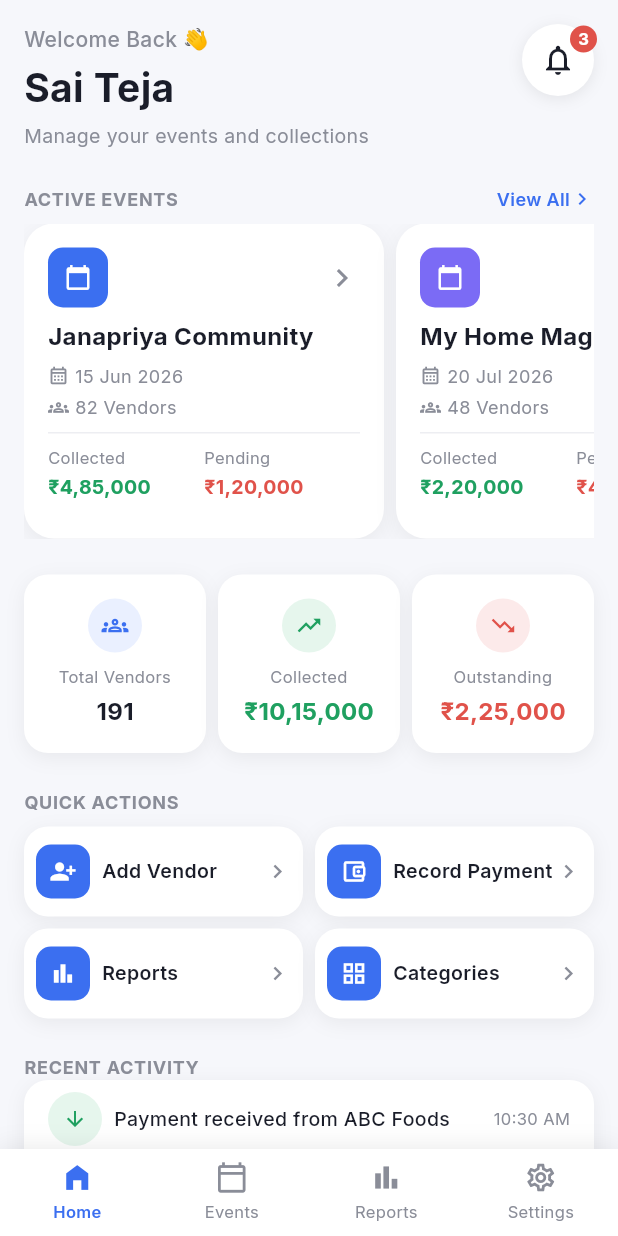
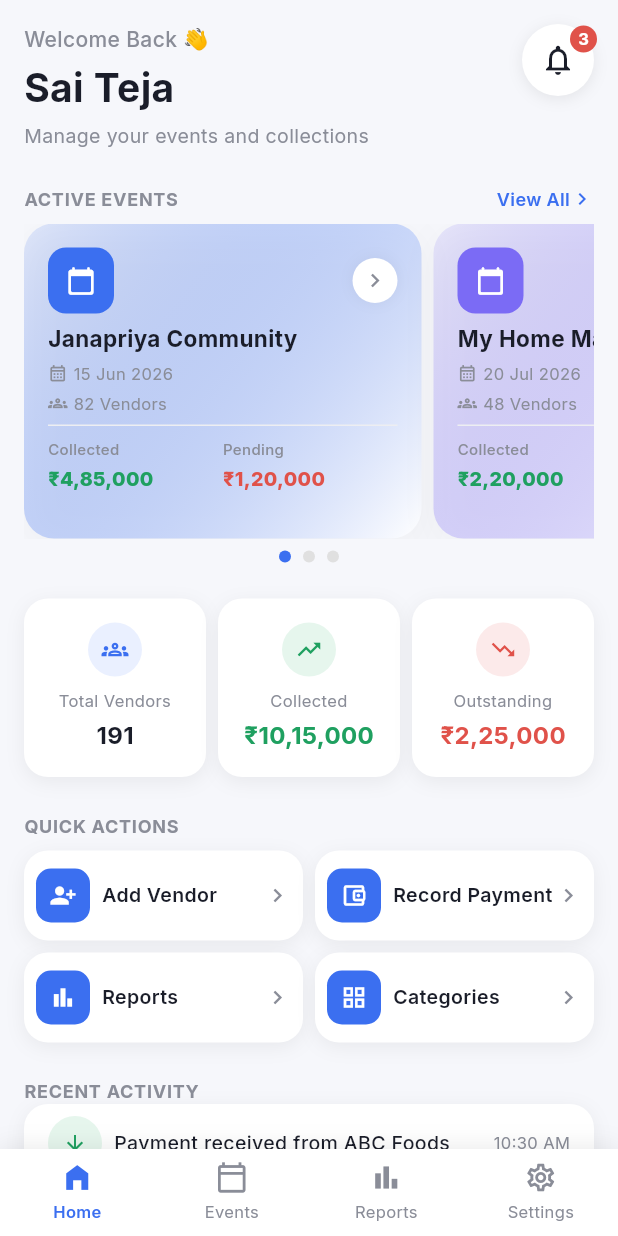
Before and after one commit to satyam06050/InternShip-Assignment, a Flutter app: the screen it shows after launch, on a phone screen of 412 x 824 dp. Run offline on Flutter 3.47's test engine with Material 3 defaults, Android fonts, the phone set to English and light mode, and no system bars; our stand-ins replace cached_network_image, dio, flutter_riverpod, freezed_annotation, go_router, google_fonts and 2 more; generated files the repository leaves out were written again; network calls fail.

Commit message:
updated active enent card 's UI

```diff
--- a/vixact_dashboard/lib/features/home/home_screen.dart
+++ b/vixact_dashboard/lib/features/home/home_screen.dart
@@ -22,6 +22,14 @@ class HomeScreen extends ConsumerStatefulWidget {
 
 class _HomeScreenState extends ConsumerState<HomeScreen> {
   int _navIndex = 0;
+  int _currentPage = 0;
+  final _scrollController = ScrollController();
+
+  @override
+  void dispose() {
+    _scrollController.dispose();
+    super.dispose();
+  }
 
   @override
   Widget build(BuildContext context) {
@@ -56,7 +64,20 @@ class _HomeScreenState extends ConsumerState<HomeScreen> {
                   const SizedBox(height: AppSpacing.sm),
                   SizedBox(
                     height: 210,
+                    child: NotificationListener<ScrollNotification>(
+                      onNotification: (n) {
+                        if (n is ScrollUpdateNotification) {
+                          const cardWidth = 265.0 + AppSpacing.sm;
+                          final page = (_scrollController.offset / cardWidth).round();
+                          final safePage = page.clamp(0, dashboard.events.length - 1);
+                          if (safePage != _currentPage) {
+                            setState(() => _currentPage = safePage);
+                          }
+                        }
+                        return false;
+                      },
                       child: ListView.separated(
+                        controller: _scrollController,
                         scrollDirection: Axis.horizontal,
                         itemCount: dashboard.events.length,
                         separatorBuilder: (_, __) =>
@@ -70,6 +91,25 @@ class _HomeScreenState extends ConsumerState<HomeScreen> {
                             ),
                           );
                         },
+                      ),
+                    ),
+                  ),
+                  const SizedBox(height: AppSpacing.sm),
+                  Row(
+                    mainAxisAlignment: MainAxisAlignment.center,
+                    children: List.generate(
+                      dashboard.events.length,
+                      (index) => Container(
+                        margin: const EdgeInsets.symmetric(horizontal: 4),
+                        width: 8,
+                        height: 8,
+                        decoration: BoxDecoration(
+                          shape: BoxShape.circle,
+                          color: _currentPage == index
+                              ? AppColors.primary
+                              : Colors.grey.shade300,
+                        ),
+                      ),
                     ),
                   ),
                   const SizedBox(height: AppSpacing.lg),
@@ -155,8 +195,8 @@ class _HomeScreenState extends ConsumerState<HomeScreen> {
                   const SizedBox(height: AppSpacing.lg),
                   const _SectionHeader(title: 'RECENT ACTIVITY'),
                   Container(
-                    padding: const EdgeInsets.symmetric(
-                        horizontal: AppSpacing.md),
+                    padding:
+                        const EdgeInsets.symmetric(horizontal: AppSpacing.md),
                     decoration: BoxDecoration(
                       color: AppColors.surface,
                       borderRadius: BorderRadius.circular(AppRadius.md),
--- a/vixact_dashboard/lib/features/home/widgets/event_card.dart
+++ b/vixact_dashboard/lib/features/home/widgets/event_card.dart
@@ -1,20 +1,27 @@
 import 'package:flutter/material.dart';
 import 'package:intl/intl.dart';
+
 import '../../../core/theme/app_theme.dart';
 import '../../../data/models/event_model.dart';
 
 class EventCard extends StatelessWidget {
-  const EventCard({super.key, required this.event, this.onTap});
+  const EventCard({
+    super.key,
+    required this.event,
+    this.onTap,
+  });
 
   final EventModel event;
   final VoidCallback? onTap;
 
   Color get _accentColor {
-    switch (event.colorTag) {
+    switch (event.colorTag.toLowerCase()) {
       case 'purple':
         return AppColors.accentPurple;
+
       case 'orange':
         return AppColors.accentOrange;
+
       default:
         return AppColors.primary;
     }
@@ -35,81 +42,134 @@ class EventCard extends StatelessWidget {
 
     return InkWell(
       onTap: onTap,
-      borderRadius: BorderRadius.circular(AppRadius.lg),
+      borderRadius: BorderRadius.circular(20),
       child: Container(
-        width: 240,
+        width: 265,
         padding: const EdgeInsets.all(AppSpacing.md),
         decoration: BoxDecoration(
-          color: AppColors.surface,
-          borderRadius: BorderRadius.circular(AppRadius.lg),
+          gradient: LinearGradient(
+            begin: Alignment.topLeft,
+            end: Alignment.bottomRight,
+            colors: [
+              accent.withOpacity(.12),
+              Colors.white,
+            ],
+          ),
+          borderRadius: BorderRadius.circular(20),
           boxShadow: const [
             BoxShadow(
-              color: Color(0x0F000000),
-              blurRadius: 12,
-              offset: Offset(0, 4),
+              color: Color(0x08000000),
+              blurRadius: 20,
+              offset: Offset(0, 6),
             ),
           ],
         ),
         child: Column(
-          mainAxisSize: MainAxisSize.min,
           crossAxisAlignment: CrossAxisAlignment.start,
           children: [
+            /// Top Row
             Row(
               children: [
                 Container(
-                  width: 40,
-                  height: 40,
+                  width: 44,
+                  height: 44,
                   decoration: BoxDecoration(
                     color: accent,
-                    borderRadius: BorderRadius.circular(AppRadius.sm),
+                    borderRadius: BorderRadius.circular(12),
                   ),
-                  child: const Icon(Icons.calendar_today,
-                      color: Colors.white, size: 18),
+                  child: const Icon(
+                    Icons.calendar_today_rounded,
+                    color: Colors.white,
+                    size: 20,
+                  ),
                 ),
                 const Spacer(),
-                const Icon(Icons.chevron_right, color: AppColors.textSecondary),
+                Container(
+                  width: 30,
+                  height: 30,
+                  decoration: BoxDecoration(
+                    color: Colors.white,
+                    shape: BoxShape.circle,
+                    boxShadow: [
+                      BoxShadow(
+                        color: Colors.black.withOpacity(.05),
+                        blurRadius: 8,
+                      ),
+                    ],
+                  ),
+                  child: const Icon(
+                    Icons.chevron_right,
+                    size: 18,
+                    color: AppColors.textSecondary,
+                  ),
+                ),
               ],
             ),
-            const SizedBox(height: AppSpacing.sm),
+
+            const SizedBox(height: 8),
+
+            /// Event Name
             Text(
               event.name,
               maxLines: 1,
               overflow: TextOverflow.ellipsis,
               style: const TextStyle(
-                fontSize: 16,
+                fontSize: 15,
                 fontWeight: FontWeight.w700,
                 color: AppColors.textPrimary,
+                height: 1.2,
               ),
             ),
+
             const SizedBox(height: 6),
+
+            /// Date
             Row(
               children: [
-                const Icon(Icons.calendar_month_outlined,
-                    size: 14, color: AppColors.textSecondary),
+                const Icon(
+                  Icons.calendar_month_outlined,
+                  size: 13,
+                  color: AppColors.textSecondary,
+                ),
                 const SizedBox(width: 4),
                 Text(
                   _formattedDate,
                   style: const TextStyle(
-                      fontSize: 12, color: AppColors.textSecondary),
+                    fontSize: 11,
+                    color: AppColors.textSecondary,
+                  ),
                 ),
               ],
             ),
+
             const SizedBox(height: 4),
+
+            /// Vendors
             Row(
               children: [
-                const Icon(Icons.groups_outlined,
-                    size: 14, color: AppColors.textSecondary),
+                const Icon(
+                  Icons.groups_outlined,
+                  size: 13,
+                  color: AppColors.textSecondary,
+                ),
                 const SizedBox(width: 4),
                 Text(
                   '${event.vendorCount} Vendors',
                   style: const TextStyle(
-                      fontSize: 12, color: AppColors.textSecondary),
+                    fontSize: 11,
+                    color: AppColors.textSecondary,
+                  ),
                 ),
               ],
             ),
-            const SizedBox(height: AppSpacing.sm),
+
+            const SizedBox(height: 6),
+
             const Divider(height: 1),
-            const SizedBox(height: AppSpacing.sm),
+
+            const SizedBox(height: 8),
+
+            /// Amount Section
             Row(
               children: [
                 Expanded(
@@ -157,15 +217,20 @@ class _AmountColumn extends StatelessWidget {
     return Column(
       crossAxisAlignment: CrossAxisAlignment.start,
       children: [
-        Text(label,
-            style: const TextStyle(
-                fontSize: 11, color: AppColors.textSecondary)),
-        const SizedBox(height: 2),
+        Text(
+          label,
+          style: const TextStyle(
+            fontSize: 10,
+            color: AppColors.textSecondary,
+            fontWeight: FontWeight.w500,
+          ),
+        ),
+        const SizedBox(height: 4),
         Text(
           formatted,
           style: TextStyle(
             fontSize: 13,
-            fontWeight: FontWeight.w700,
+            fontWeight: FontWeight.w800,
             color: color,
           ),
         ),
```
Lines whose indentation alone changed are shown as unchanged.
